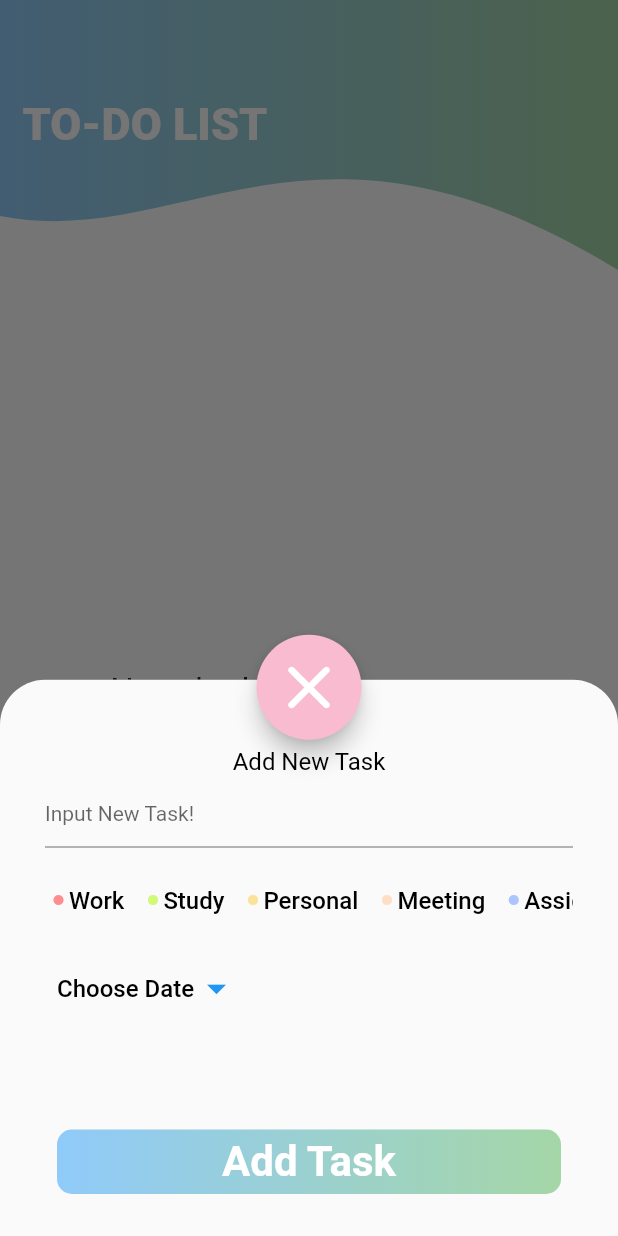
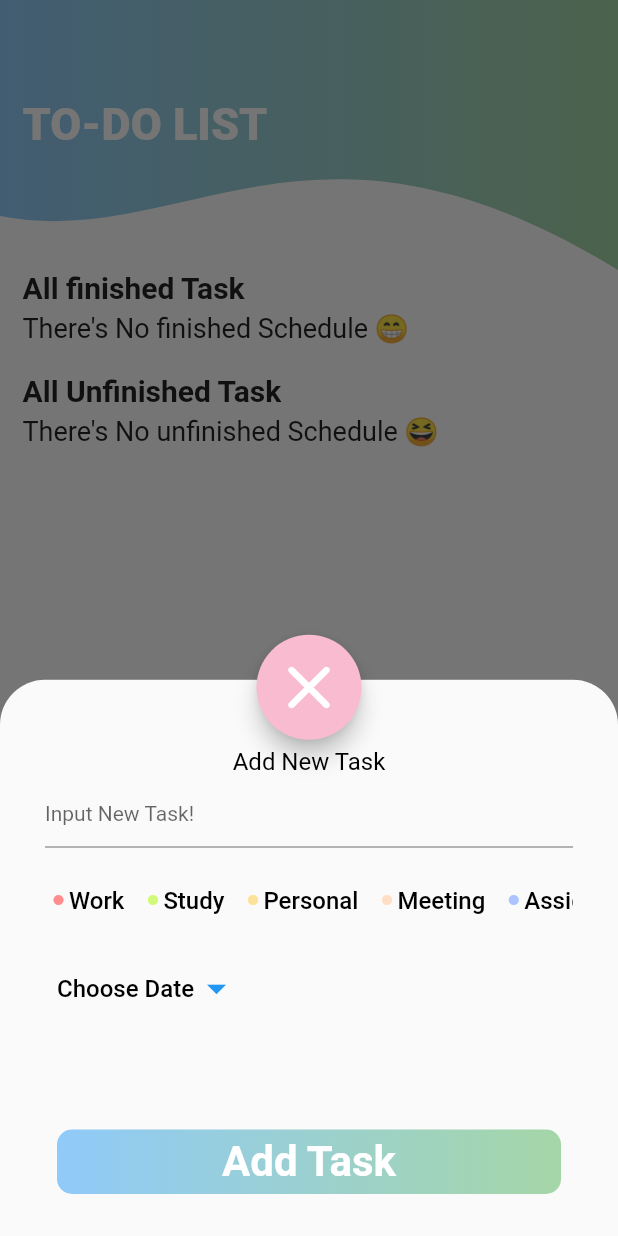
Before and after one commit to Myeongcheol-shin/todo_list, a Flutter app: the screen it shows after launch, item 2 of the bottom bar chosen, after a tap on the "add" icon, on a phone screen of 412 x 824 dp. Run offline on Flutter 3.47's test engine with Material 2 defaults, Android fonts, the phone set to English and light mode, and no system bars; our stand-ins replace flutter_slidable, fluttertoast, sqflite; missing offline and left inert: omni_datetime_picker; accounts and stored records are empty.

Commit message:
reload button add

```diff
--- a/lib/main.dart
+++ b/lib/main.dart
@@ -26,6 +26,7 @@ class _MyAppState extends State<MyApp> {
 
   Future<List<TODO>> todayList = Future.value([]);
   Future<List<TODO>> nextDateList = Future.value([]);
+  Future<List<TODO>> allClearList = Future.value([]);
   Future<List<TODO>> allTodoList = Future.value([]);
 
   @override
@@ -34,6 +35,7 @@ class _MyAppState extends State<MyApp> {
     todayList = DatabaseHelper.instance.getToday();
     nextDateList = DatabaseHelper.instance.getNextDay();
     allTodoList = DatabaseHelper.instance.getAllTodo();
+    allClearList = DatabaseHelper.instance.getAllClearTodo();
   }
 
   Color getColor(String type) {
@@ -191,30 +193,36 @@ class _MyAppState extends State<MyApp> {
         child: Container(
           width: double.infinity,
           padding: const EdgeInsets.symmetric(horizontal: 15),
-        child: FutureBuilder(
-          future: allTodoList,
-          builder: (context, snapshot) {
-            if (snapshot.hasData) {
-              final todo = snapshot.data!;
-              if (todo.isEmpty) {
-                return const Center(
-                  child: Text(
-                      "No schedule \u{1F602}\nPlease add a new schedule",
-                      style: TextStyle(fontSize: 22)),
-                );
-              }
-              return Column(
+          child: SingleChildScrollView(
+            scrollDirection: Axis.vertical,
+            child: Column(
+              mainAxisAlignment: MainAxisAlignment.end,
               crossAxisAlignment: CrossAxisAlignment.start,
               children: [
                 const Text(
-                    "ALL Task",
+                  "All finished Task",
                   style: TextStyle(fontSize: 20, fontWeight: FontWeight.w700),
                 ),
-                  ListView.separated(
+                FutureBuilder(
+                  future: allClearList,
+                  builder: (context, snapshot) {
+                    if (snapshot.hasData) {
+                      final tl = snapshot.data!;
+                      if (tl.isEmpty) {
+                        return Container(
+                            padding: const EdgeInsets.only(top: 5),
+                            child: const Text(
+                              "There's No finished Schedule \u{1F601}",
+                              style: TextStyle(fontSize: 18),
+                            ));
+                      }
+                      return ListView.separated(
                         padding: const EdgeInsets.only(top: 15),
+                        physics: const NeverScrollableScrollPhysics(),
                         shrinkWrap: true,
+                        itemCount: tl.length,
                         itemBuilder: (context, index) {
-                        final item = todo[index];
+                          final item = tl[index];
                           return sliderWidget(getColor(item.type), item);
                         },
                         separatorBuilder: (context, index) {
@@ -222,17 +230,57 @@ class _MyAppState extends State<MyApp> {
                             height: 8,
                           );
                         },
-                      itemCount: todo.length),
-                ],
                       );
                     } else {
-              return const Center(
-                child: CircularProgressIndicator(),
-              );
+                      return const Center(child: CircularProgressIndicator());
                     }
                   },
                 ),
-      ))
+                const SizedBox(
+                  height: 20,
+                ),
+                const Text(
+                  "All Unfinished Task",
+                  style: TextStyle(fontSize: 20, fontWeight: FontWeight.w700),
+                ),
+                FutureBuilder(
+                  future: allTodoList,
+                  builder: (context, snapshot) {
+                    if (snapshot.hasData) {
+                      final tl = snapshot.data!;
+                      if (tl.isEmpty) {
+                        return Container(
+                            padding: const EdgeInsets.only(top: 5),
+                            child: const Text(
+                              "There's No unfinished Schedule \u{1F606}",
+                              style: TextStyle(fontSize: 18),
+                            ));
+                      }
+                      return ListView.separated(
+                        padding: const EdgeInsets.only(top: 15),
+                        physics: const NeverScrollableScrollPhysics(),
+                        shrinkWrap: true,
+                        itemCount: tl.length,
+                        itemBuilder: (context, index) {
+                          final item = tl[index];
+                          return sliderWidget(getColor(item.type), item);
+                        },
+                        separatorBuilder: (context, index) {
+                          return const SizedBox(
+                            height: 8,
+                          );
+                        },
+                      );
+                    } else {
+                      return const Center(child: CircularProgressIndicator());
+                    }
+                  },
+                ),
+              ],
+            ),
+          ),
+        ),
+      ),
     ];
     return MaterialApp(home: Builder(builder: (BuildContext context) {
       return Scaffold(
@@ -433,6 +481,8 @@ class _MyAppState extends State<MyApp> {
                             todayList = DatabaseHelper.instance.getToday();
                             nextDateList = DatabaseHelper.instance.getNextDay();
                             allTodoList = DatabaseHelper.instance.getAllTodo();
+                            allClearList =
+                                DatabaseHelper.instance.getAllClearTodo();
                           });
                           Navigator.of(context).pop();
                         } else if (textController.text == "") {
@@ -523,6 +573,7 @@ class _MyAppState extends State<MyApp> {
                 todayList = DatabaseHelper.instance.getToday();
                 nextDateList = DatabaseHelper.instance.getNextDay();
                 allTodoList = DatabaseHelper.instance.getAllTodo();
+                allClearList = DatabaseHelper.instance.getAllClearTodo();
               });
             },
             color: Colors.red[200],
@@ -542,14 +593,15 @@ class _MyAppState extends State<MyApp> {
                 todayList = DatabaseHelper.instance.getToday();
                 nextDateList = DatabaseHelper.instance.getNextDay();
                 allTodoList = DatabaseHelper.instance.getAllTodo();
+                allClearList = DatabaseHelper.instance.getAllClearTodo();
               });
             },
             color: Colors.blue[300],
             textColor: Colors.white,
             padding: const EdgeInsets.all(8),
             shape: const CircleBorder(),
-            child: const Icon(
-              Icons.check,
+            child: Icon(
+              todo.isCompleted == 0 ? Icons.check : Icons.redo_outlined,
               size: 35,
             ),
           ),
--- a/lib/sql/db.dart
+++ b/lib/sql/db.dart
@@ -63,7 +63,17 @@ class DatabaseHelper {
 
   Future<List<TODO>> getAllTodo() async {
     Database db = await instance.database;
-    var todoDb = await db.query("Todo", orderBy: 'timeMill ASC');
+    var todoDb = await db.query("Todo",
+        where: 'isCompleted = 0', orderBy: 'timeMill ASC');
+    List<TODO> todoList =
+        todoDb.isNotEmpty ? todoDb.map((e) => TODO.fromMap(e)).toList() : [];
+    return todoList;
+  }
+
+  Future<List<TODO>> getAllClearTodo() async {
+    Database db = await instance.database;
+    var todoDb = await db.query("Todo",
+        where: 'isCompleted = 1', orderBy: 'timeMill ASC');
     List<TODO> todoList =
         todoDb.isNotEmpty ? todoDb.map((e) => TODO.fromMap(e)).toList() : [];
     return todoList;
```
Lines whose indentation alone changed are shown as unchanged.
